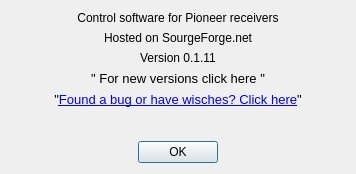
First picture: the form in aboutdialog.ui, repository AceOfSnakes/AvrPioRemote, before the edit.
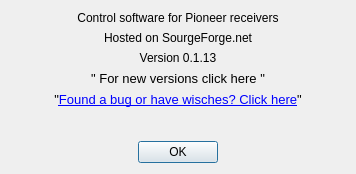
Second picture: the form after the edit.

What changed in the file:
```diff
--- a/aboutdialog.ui
+++ b/aboutdialog.ui
@@ -40,7 +40,7 @@
    <item>
     <widget class="QLabel" name="label_3">
      <property name="text">
-      <string>Version 0.1.11</string>
+      <string>Version 0.1.13</string>
      </property>
      <property name="alignment">
       <set>Qt::AlignCenter</set>
```
